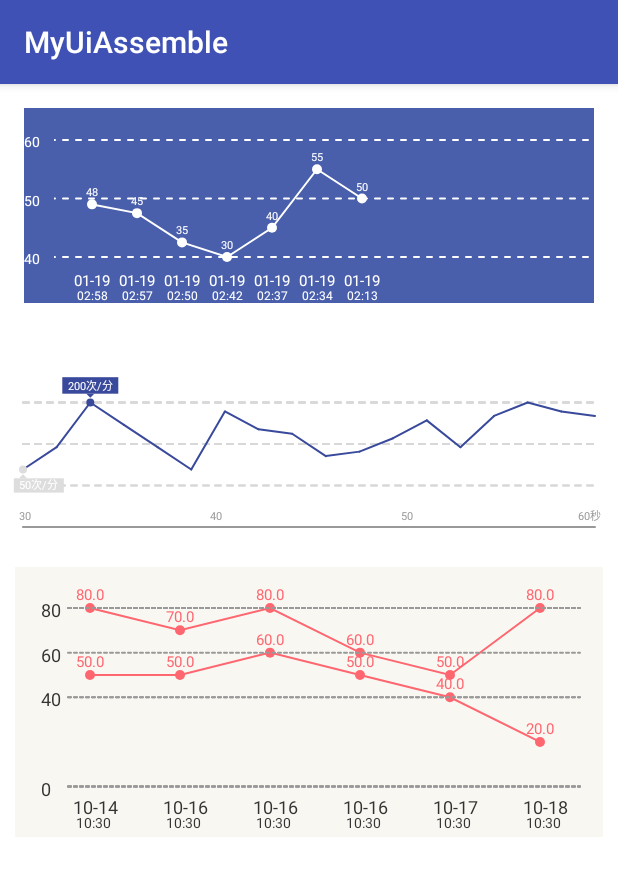
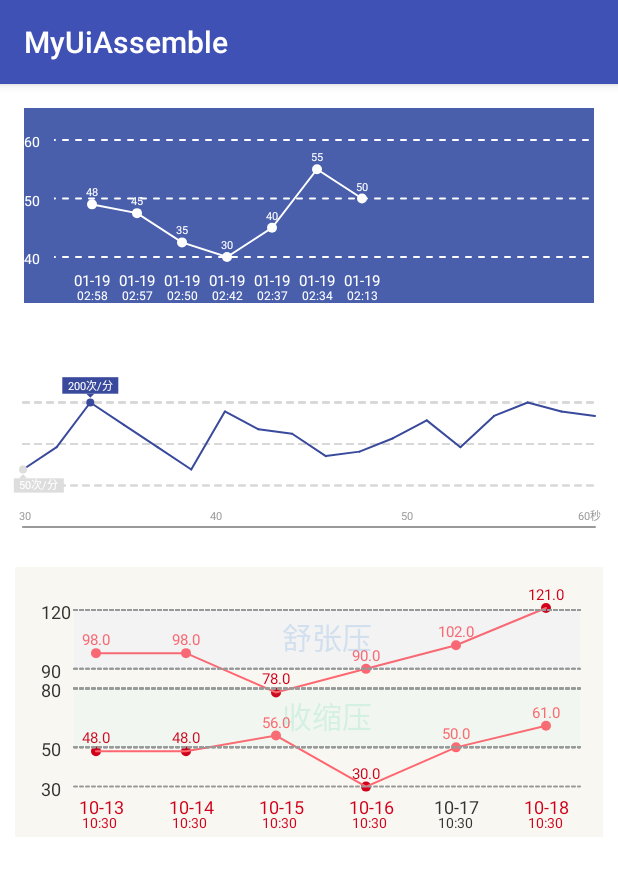
Before and after one commit to MapleSunFLY/MyUiAssemble, an Android app: the LineActivity screen opened directly, with no data from a screen before it, on a phone screen of 412 x 824 dp. Shown: the top 876 px of the screen. Run offline under Robolectric (Android 15) with nearby library versions, the phone set to English and light mode, and no system bars.

Commit message:
[Add] 折线图

```diff
--- a/app/src/main/java/com/fly/myuiassemble/LineActivity.java
+++ b/app/src/main/java/com/fly/myuiassemble/LineActivity.java
@@ -6,6 +6,7 @@ import android.support.v7.app.AppCompatActivity;
 import com.fly.viewlibrary.statistics.line.LineCartView;
 import com.fly.viewlibrary.statistics.line.StatisticsLineChartView;
 import com.fly.viewlibrary.statistics.line.index.IndexLineCartView;
+import com.fly.viewlibrary.statistics.line.index.IndexRangeEntity;
 
 import java.util.ArrayList;
 import java.util.Arrays;
@@ -41,12 +42,13 @@ public class LineActivity extends AppCompatActivity {
         IndexLineCartView indexLineCartView = findViewById(R.id.indexLineCartView);
 
         HashSet<Integer> hashSet = new HashSet<>();
-        hashSet.add(0);
-        hashSet.add(40);
-        hashSet.add(60);
-        hashSet.add(80);
+        hashSet.add(30);
+        indexLineCartView.setLeftData(hashSet);
 
-        indexLineCartView.setLeftData(hashSet);
+        List<IndexRangeEntity> entities = new ArrayList<>();
+        entities.add(new IndexRangeEntity(120, 90, "舒张压", 0x0a4a90e2, 0x324a90e2));
+        entities.add(new IndexRangeEntity(80, 50, "收缩压", 0x0a5addaf, 0x325addaf));
+        indexLineCartView.setNormalValueRange(entities);
 
         List<IndexLineEntity> indexLineEntities = new ArrayList<>();
 
@@ -54,8 +56,8 @@ public class LineActivity extends AppCompatActivity {
         long time1 = System.currentTimeMillis();
         entity1.setTime(time1);
         List<Double> list1 = new ArrayList<>();
-        list1.add(20d);
-        list1.add(80d);
+        list1.add(121d);
+        list1.add(61d);
         entity1.setList(list1);
         indexLineEntities.add(entity1);
 
@@ -63,7 +65,7 @@ public class LineActivity extends AppCompatActivity {
         long time2 = System.currentTimeMillis() - 1 * 24 * 60 * 60 * 1000;
         entity2.setTime(time2);
         List<Double> list2 = new ArrayList<>();
-        list2.add(40d);
+        list2.add(102d);
         list2.add(50d);
         entity2.setList(list2);
         indexLineEntities.add(entity2);
@@ -72,35 +74,35 @@ public class LineActivity extends AppCompatActivity {
         long time3 = System.currentTimeMillis() - 2 * 24 * 60 * 60 * 1000;
         entity3.setTime(time3);
         List<Double> list3 = new ArrayList<>();
-        list3.add(50d);
-        list3.add(60d);
+        list3.add(90d);
+        list3.add(30d);
         entity3.setList(list3);
         indexLineEntities.add(entity3);
 
         IndexLineEntity entity4 = new IndexLineEntity();
-        long time4 = System.currentTimeMillis() - 2 * 24 * 60 * 60 * 1000;
+        long time4 = System.currentTimeMillis() - 3 * 24 * 60 * 60 * 1000;
         entity4.setTime(time4);
         List<Double> list4 = new ArrayList<>();
-        list4.add(60d);
-        list4.add(80d);
+        list4.add(78d);
+        list4.add(56d);
         entity4.setList(list4);
         indexLineEntities.add(entity4);
 
         IndexLineEntity entity5 = new IndexLineEntity();
-        long time5 = System.currentTimeMillis() - 2 * 24 * 60 * 60 * 1000;
+        long time5 = System.currentTimeMillis() - 4 * 24 * 60 * 60 * 1000;
         entity5.setTime(time5);
         List<Double> list5 = new ArrayList<>();
-        list5.add(50d);
-        list5.add(70d);
+        list5.add(98d);
+        list5.add(48d);
         entity5.setList(list5);
         indexLineEntities.add(entity5);
 
         IndexLineEntity entity6 = new IndexLineEntity();
-        long time6 = System.currentTimeMillis() - 4 * 24 * 60 * 60 * 1000;
+        long time6 = System.currentTimeMillis() - 5 * 24 * 60 * 60 * 1000;
         entity6.setTime(time6);
         List<Double> list6 = new ArrayList<>();
-        list6.add(50d);
-        list6.add(80d);
+        list6.add(98d);
+        list6.add(48d);
         entity6.setList(list6);
         indexLineEntities.add(entity6);
 
--- a/viewlibrary/src/main/java/com/fly/viewlibrary/statistics/line/index/IndexLineCartView.java
+++ b/viewlibrary/src/main/java/com/fly/viewlibrary/statistics/line/index/IndexLineCartView.java
@@ -6,7 +6,7 @@ import android.graphics.Canvas;
 import android.graphics.DashPathEffect;
 import android.graphics.Paint;
 import android.graphics.Path;
-import android.graphics.drawable.Drawable;
+import android.text.TextUtils;
 import android.util.AttributeSet;
 import android.util.Log;
 import android.view.MotionEvent;
@@ -73,7 +73,7 @@ public class IndexLineCartView extends View {
     /**
      * 虚线里左边的间距
      */
-    private float mDottedSpacing = 20;
+    private float mDottedSpacing = 24;
 
     /**
      * 实线颜色
@@ -89,6 +89,11 @@ public class IndexLineCartView extends View {
      * 点的颜色
      */
     private int mPointColor = 0xffff6770;
+
+    /**
+     * 异常点的颜色
+     */
+    private int mExceptionsPointColor = 0xffd0021b;
 
     /**
      * 点的半径
@@ -184,6 +189,16 @@ public class IndexLineCartView extends View {
      */
     private int mTransparentColor = 0x17BCA573;
 
+    /**
+     * 区间文本大小
+     */
+    private float mRangeTextSize = 20;
+
+    /**
+     * 区间
+     */
+    private List<? extends IndexRangeMode> mNormalValueRange;
+
     public IndexLineCartView(Context context) {
         this(context, null);
     }
@@ -219,6 +234,7 @@ public class IndexLineCartView extends View {
 
         //点与值的参数
         mPointColor = array.getColor(R.styleable.IndexLineCartView_iLCPointColor, mPointColor);
+        mExceptionsPointColor = array.getColor(R.styleable.IndexLineCartView_iLCExceptionsPointColor, mExceptionsPointColor);
         mPointRadius = array.getDimension(R.styleable.IndexLineCartView_iLCPointRadius, ViewUtils.dip2px(context, mPointRadius));
         mValueSize = array.getDimension(R.styleable.IndexLineCartView_iLCValueSize, ViewUtils.dip2px(context, mValueSize));
 
@@ -237,6 +253,8 @@ public class IndexLineCartView extends View {
         //控件背景有透明度时需要设置背景底色和透明色
         mBackgroundColor = array.getColor(R.styleable.IndexLineCartView_iLCBackgroundColor, mBackgroundColor);
         mTransparentColor = array.getColor(R.styleable.IndexLineCartView_iLCTransparentColor, mTransparentColor);
+
+        mRangeTextSize = array.getDimension(R.styleable.IndexLineCartView_iLCBottomTextSize, ViewUtils.dip2px(context, mRangeTextSize));
 
         array.recycle();
     }
@@ -298,7 +316,7 @@ public class IndexLineCartView extends View {
 
 
     /**
-     * 绘制虚线
+     * 绘制虚线 和 正常区间
      *
      * @param minValueHeight 折线最小值高度
      * @param proportion     折线高度比例
@@ -316,8 +334,31 @@ public class IndexLineCartView extends View {
             path.moveTo(getPaddingLeft() + mDottedSpacing, coordinateY);
             path.lineTo(width, coordinateY);
             canvas.drawPath(path, mDottedPaint);
+            canvas.drawText(String.valueOf(ectionsDatum), getPaddingLeft() + ViewUtils.dip2px(getContext(), 2), coordinateY + mLeftTextSize / 2, mPaint);
+        }
 
-            canvas.drawText(String.valueOf(ectionsDatum), getPaddingLeft() + ViewUtils.dip2px(getContext(), 2), coordinateY + mLeftTextSize / 2, mPaint);
+        if (listIsNotNull(mNormalValueRange)) {
+
+            for (IndexRangeMode mode : mNormalValueRange) {
+                if (mode.getNormalRangeColor() != null) {
+                    mPaint.setStyle(Paint.Style.FILL);
+                    mPaint.setColor(mode.getNormalRangeColor());
+                    float minY = (float) (minValueHeight + (min - mode.getMinNormalValue()) * proportion);
+                    float maxY = (float) (minValueHeight + (min - mode.getMaxNormalValue()) * proportion);
+                    canvas.drawRect(getPaddingLeft() + mDottedSpacing, maxY, width, minY, mPaint);
+                }
+
+                if (!TextUtils.isEmpty(mode.getNormalDescribe()) && mode.getNormalTextColor() != null) {
+                    mPaint.setTextSize(mRangeTextSize);
+                    mPaint.setColor(mode.getNormalTextColor());
+                    float v = mPaint.measureText(mode.getNormalDescribe());
+                    float textX = (width - getPaddingLeft() - mDottedSpacing) / 2 + getPaddingLeft() + mDottedSpacing - v / 2;
+                    float value = mode.getMinNormalValue() + (mode.getMaxNormalValue() - mode.getMinNormalValue()) / 2;
+                    float textY = (float) (minValueHeight + (min - value) * proportion + mRangeTextSize / 3);
+                    canvas.drawText(mode.getNormalDescribe(), textX, textY, mPaint);
+                }
+
+            }
         }
     }
 
@@ -347,6 +388,12 @@ public class IndexLineCartView extends View {
                     //画小圆点
                     mPaint.setStyle(Paint.Style.FILL);
                     mPaint.setColor(mPointColor);
+                    if (listIsNotNull(mNormalValueRange) && mNormalValueRange.size() > j) {
+                        IndexRangeMode mode = mNormalValueRange.get(j);
+                        if (d > mode.getMaxNormalValue() || d < mode.getMinNormalValue()) {
+                            mPaint.setColor(mExceptionsPointColor);
+                        }
+                    }
                     canvas.drawCircle(x, coordinateY, mPointRadius, mPaint);
 
                     //画数据对应值得文本
@@ -357,9 +404,18 @@ public class IndexLineCartView extends View {
 
                     //画底部文本
                     if (j == 0) {
+                        mPaint.setColor(mBottomTextColor);
+                        for (int g = 0; g < indexLineMode.getValues().size(); g++) {
+                            Double a = indexLineMode.getValues().get(g);
+                            if (listIsNotNull(mNormalValueRange) && mNormalValueRange.size() > g) {
+                                IndexRangeMode mode = mNormalValueRange.get(g);
+                                if (a > mode.getMaxNormalValue() || a < mode.getMinNormalValue()) {
+                                    mPaint.setColor(mExceptionsPointColor);
+                                }
+                            }
+                        }
+
                         float timeY = height + getPaddingBottom() - mLeftTextSize / 2;
-
-                        mPaint.setColor(mBottomTextColor);
                         mPaint.setTextSize(mBottomTextSize);
                         float dateT = mPaint.measureText(String.valueOf(d));
                         String date = TimeUtils.format(indexLineMode.getRecordTime(), dateFormat);
@@ -391,13 +447,12 @@ public class IndexLineCartView extends View {
         int leftX2 = (int) (getPaddingLeft() + mDottedSpacing);
         mPaint.setStyle(Paint.Style.FILL);
         mPaint.setColor(mBackgroundColor);
-        canvas.drawRect(0, maxValueHeight, leftX2, minValueHeight, mPaint);// 长方形
-        canvas.drawRect(width, maxValueHeight, getWidth(), minValueHeight, mPaint);// 长方形
-        if (mTransparentColor > 0) {
-            mPaint.setColor(mTransparentColor);
-            canvas.drawRect(0, maxValueHeight, leftX2, minValueHeight, mPaint);// 长方形
-            canvas.drawRect(width, maxValueHeight, getWidth(), minValueHeight, mPaint);// 长方形
-        }
+        canvas.drawRect(0, maxValueHeight, leftX2, minValueHeight, mPaint);
+        canvas.drawRect(width, maxValueHeight, getWidth(), minValueHeight, mPaint);
+
+        mPaint.setColor(mTransparentColor);
+        canvas.drawRect(0, maxValueHeight, leftX2, minValueHeight, mPaint);
+        canvas.drawRect(width, maxValueHeight, getWidth(), minValueHeight, mPaint);
     }
 
     private boolean listIsNotNull(List list) {
@@ -491,12 +546,12 @@ public class IndexLineCartView extends View {
                             String s = StringUtils.doubleString(aDouble, pattern);
                             list.add(Double.parseDouble(s));
                         } else {
-                            Log.e("setData", "折线数据值不能为空且必须位数相同");
+                            Log.e("IndexLineCartView", "折线数据值不能为空且必须位数相同");
                             return;
                         }
                     }
                 } else {
-                    Log.e("setData", "折线数据值不能为空且必须位数相同");
+                    Log.e("IndexLineCartView", "折线数据值不能为空且必须位数相同");
                     return;
                 }
             }
@@ -512,4 +567,43 @@ public class IndexLineCartView extends View {
             invalidate();
         }
     }
+
+    /**
+     * 设置区间列表
+     *
+     * @param mNormalValueRange
+     */
+    public void setNormalValueRange(List<? extends IndexRangeMode> mNormalValueRange) {
+        if (listIsNotNull(mNormalValueRange)) {
+            for (IndexRangeMode mode : mNormalValueRange) {
+                if (mode.getMaxNormalValue() != null && mode.getMinNormalValue() != null) {
+                    if (ectionsData == null) ectionsData = new HashSet<>();
+                    ectionsData.add(mode.getMaxNormalValue());
+                    ectionsData.add(mode.getMinNormalValue());
+                } else {
+                    Log.e("IndexLineCartView", "正常值区间上下限均不能为空");
+                    return;
+                }
+            }
+            this.mNormalValueRange = mNormalValueRange;
+            setLeftData(ectionsData);
+        }
+    }
+
+    /**
+     * 清理区间
+     */
+    public void cleanRange() {
+        if (listIsNotNull(mNormalValueRange)) {
+            for (IndexRangeMode mode : mNormalValueRange) {
+                if (ectionsData != null) {
+                    ectionsData.remove(mode.getMaxNormalValue());
+                    ectionsData.remove(mode.getMinNormalValue());
+                }
+            }
+            mNormalValueRange.clear();
+            mNormalValueRange = null;
+            setLeftData(ectionsData);
+        }
+    }
 }
--- /dev/null
+++ b/viewlibrary/src/main/java/com/fly/viewlibrary/statistics/line/index/IndexRangeEntity.java
@@ -0,0 +1,74 @@
+package com.fly.viewlibrary.statistics.line.index;
+
+/**
+ * 包    名 : com.fly.viewlibrary.statistics.line.index
+ * 作    者 : FLY
+ * 创建时间 : 2019/10/16
+ * 描述: 参数曲线模型
+ */
+public class IndexRangeEntity implements IndexRangeMode {
+
+    private Integer maxNormalValue;
+
+    private Integer minNormalValue;
+
+    private String normalDescribe;
+
+    private int normalRangeColor;
+
+    private int normalTextColor;
+
+    public IndexRangeEntity(Integer maxNormalValue, Integer minNormalValue, String normalDescribe, Integer normalRangeColor, Integer normalTextColor) {
+        this.maxNormalValue = maxNormalValue;
+        this.minNormalValue = minNormalValue;
+        this.normalDescribe = normalDescribe;
+        this.normalRangeColor = normalRangeColor;
+        this.normalTextColor = normalTextColor;
+    }
+
+    @Override
+    public Integer getMaxNormalValue() {
+        return maxNormalValue;
+    }
+
+    @Override
+    public Integer getMinNormalValue() {
+        return minNormalValue;
+    }
+
+    @Override
+    public String getNormalDescribe() {
+        return normalDescribe;
+    }
+
+    @Override
+    public Integer getNormalRangeColor() {
+        return normalRangeColor;
+    }
+
+    @Override
+    public Integer getNormalTextColor() {
+        return normalTextColor;
+    }
+
+
+    public void setMaxNormalValue(Integer maxNormalValue) {
+        this.maxNormalValue = maxNormalValue;
+    }
+
+    public void setMinNormalValue(Integer minNormalValue) {
+        this.minNormalValue = minNormalValue;
+    }
+
+    public void setNormalDescribe(String normalDescribe) {
+        this.normalDescribe = normalDescribe;
+    }
+
+    public void setNormalRangeColor(Integer normalRangeColor) {
+        this.normalRangeColor = normalRangeColor;
+    }
+
+    public void setNormalTextColor(Integer normalTextColor) {
+        this.normalTextColor = normalTextColor;
+    }
+}
--- /dev/null
+++ b/viewlibrary/src/main/java/com/fly/viewlibrary/statistics/line/index/IndexRangeMode.java
@@ -0,0 +1,45 @@
+package com.fly.viewlibrary.statistics.line.index;
+
+/**
+ * 包    名 : com.fly.viewlibrary.statistics.line.index
+ * 作    者 : FLY
+ * 创建时间 : 2019/10/16
+ * 描述: 参数曲线模型
+ */
+public interface IndexRangeMode {
+
+    /**
+     * 正常值区间上线
+     *
+     * @return
+     */
+    Integer getMaxNormalValue();
+
+    /**
+     * 正常值区间下线
+     *
+     * @return
+     */
+    Integer getMinNormalValue();
+
+    /**
+     * 正常值区间描述
+     *
+     * @return
+     */
+    String getNormalDescribe();
+
+    /**
+     * 正常值区间颜色
+     *
+     * @return
+     */
+    Integer getNormalRangeColor();
+
+    /**
+     * 正常值文本颜色
+     *
+     * @return
+     */
+    Integer getNormalTextColor();
+}
--- a/viewlibrary/src/main/res/values/attrs.xml
+++ b/viewlibrary/src/main/res/values/attrs.xml
@@ -12,6 +12,7 @@
 
         <!--点与值的属性-->
         <attr name="iLCPointColor" format="color" />
+        <attr name="iLCExceptionsPointColor" format="color" />
         <attr name="iLCPointRadius" format="dimension" />
         <attr name="iLCValueSize" format="dimension" />
 
@@ -30,6 +31,9 @@
         <!--背景色：控件背景有透明度时需要设置背景底色和透明色-->
         <attr name="iLCBackgroundColor" format="color" />
         <attr name="iLCTransparentColor" format="color" />
+
+        <!--区间文本大小-->
+        <attr name="iLCRangeTextSize" format="dimension" />
     </declare-styleable>
     <declare-styleable name="LineCartView">
 
@@ -306,25 +310,25 @@
         <attr name="aebSubButtonTextSizeSp" format="dimension|reference" />
 
         <!--文本距离-->
-        <attr name="aebButtonTextPd" format="float|reference"/>
+        <attr name="aebButtonTextPd" format="float|reference" />
 
         <!--当按钮单点击时是否设置水波纹效果-->
         <attr name="aebRippleEffect" format="boolean" />
 
         <!--主按钮点击时水波纹效果的颜色，默认为按钮颜色-->
-        <attr name="aebRippleColor" format="color|reference"/>
+        <attr name="aebRippleColor" format="color|reference" />
 
         <!--主按钮旋转动画的角度-->
-        <attr name="aebMainButtonRotateDegree" format="integer|reference"/>
+        <attr name="aebMainButtonRotateDegree" format="integer|reference" />
 
         <!--主按钮旋转动画的时间-->
-        <attr name="aebMainButtonRotateAnimDurationMillis" format="integer|reference"/>
+        <attr name="aebMainButtonRotateAnimDurationMillis" format="integer|reference" />
 
         <!--模糊背景-->
         <attr name="aebBlurBackground" format="boolean" />
 
         <!--模糊处理-->
-        <attr name="aebBlurRadius" format="float|reference"/>
+        <attr name="aebBlurRadius" format="float|reference" />
     </declare-styleable>
 
 </resources>
```
